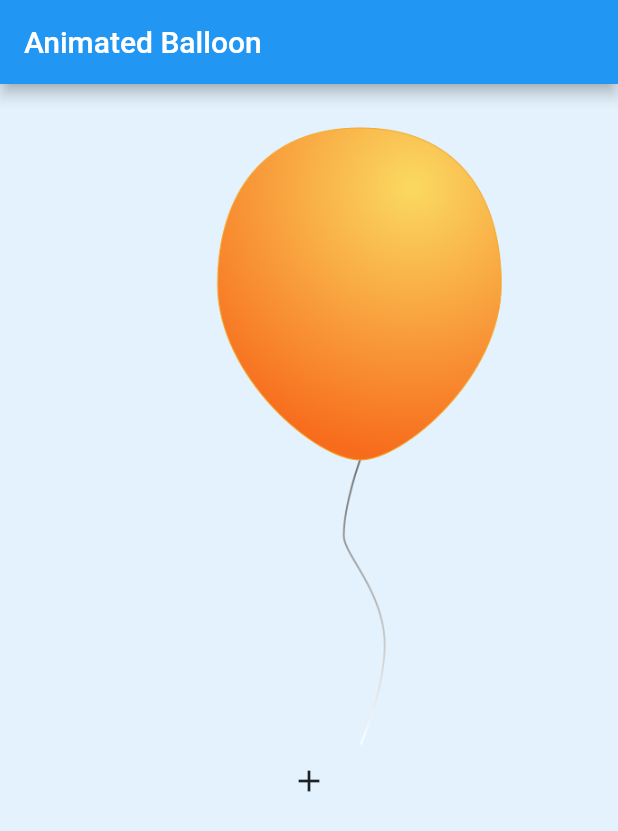
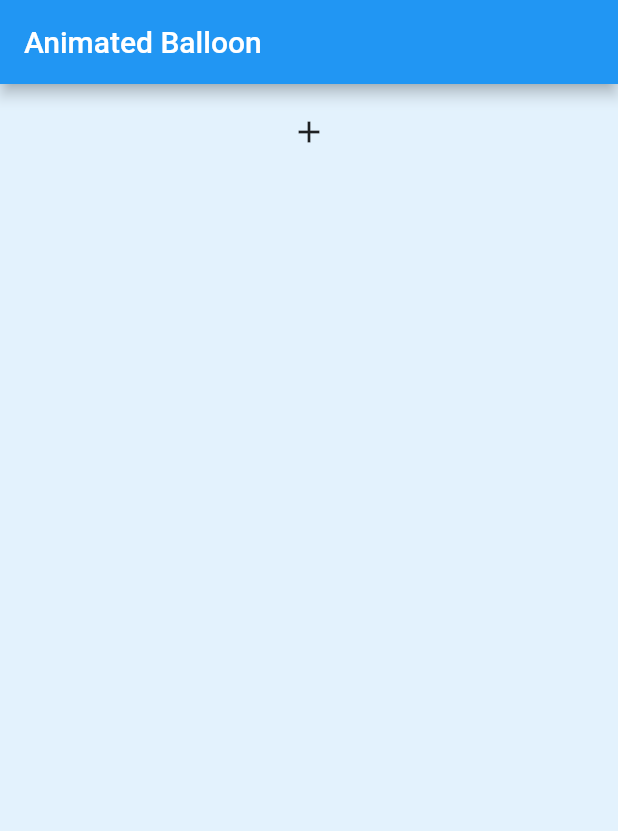
Before and after one commit to xaakib/flutter_everything, a Flutter app: the screen it shows after launch, after a tap on the "add" icon, on a phone screen of 412 x 824 dp. Shown: the top 831 px of the screen. Run offline on Flutter 3.47's test engine with Material 2 defaults, Android fonts, the phone set to English and light mode, and no system bars.

Commit message:
working on flutter animation

```diff
--- a/lib/Floating_Bellon/widgets/animated_balloon.dart
+++ b/lib/Floating_Bellon/widgets/animated_balloon.dart
@@ -61,12 +61,16 @@ class _AnimatedBalloonState extends State<AnimatedBalloon>
     super.dispose();
   }
 
+  bool _visible = true;
+
   @override
   Widget build(BuildContext context) {
     return SingleChildScrollView(
       child: Column(
         children: [
-          AnimatedBuilder(
+          Visibility(
+            visible: _visible,
+            child: AnimatedBuilder(
               animation: _animationFloatUp,
               builder: (context, child) {
                 return Container(
@@ -84,9 +88,13 @@ class _AnimatedBalloonState extends State<AnimatedBalloon>
                 width: _balloonWidth,
               ),
             ),
+          ),
           IconButton(
             icon: Icon(Icons.add),
             onPressed: () {
+              setState(() {
+                _visible = !_visible;
+              });
               if (_controller.isCompleted) {
                 _controller.reverse();
               } else {
```
Lines whose indentation alone changed are shown as unchanged.
